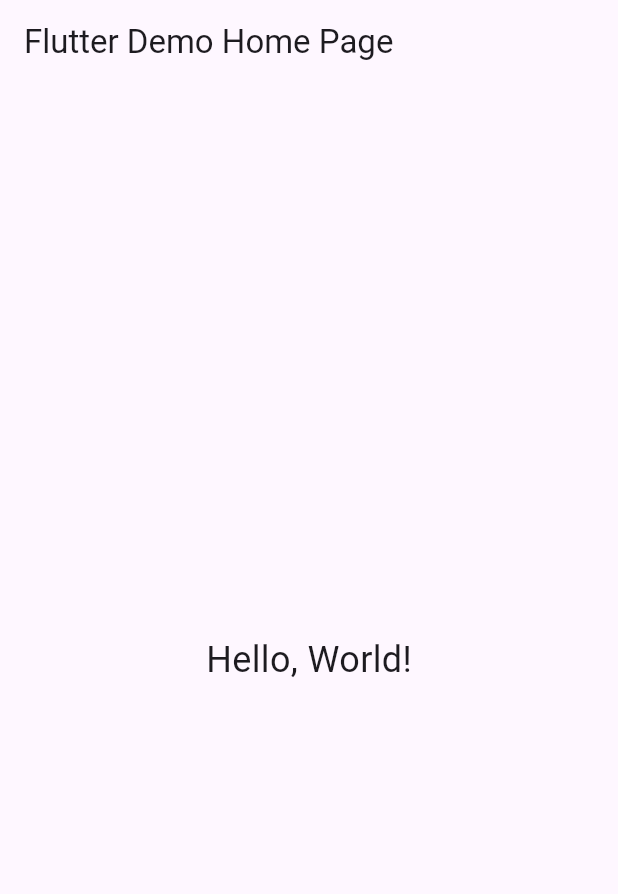
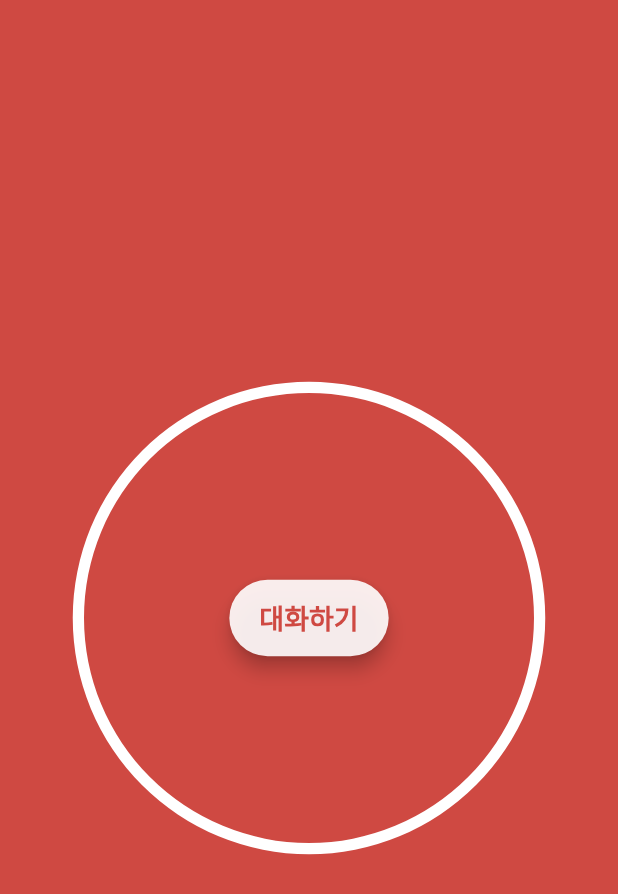
Before and after one commit to choiwangchun/her, a Flutter app: the screen it shows after launch, on a phone screen of 412 x 824 dp. Shown: the top 894 px of the screen. Run offline on Flutter 3.47's test engine with Material 3 defaults, Android fonts, the light colour scheme and no system bars.

Commit message:
her_v1
v1

```diff
--- /dev/null
+++ b/lib/animation_screen.dart
@@ -0,0 +1,154 @@
+import 'package:flutter/material.dart';
+import 'particle_animation_painter.dart';
+import 'chat_screen.dart';
+
+class AnimationScreen extends StatefulWidget {
+  const AnimationScreen({Key? key}) : super(key: key);
+
+  @override
+  _AnimationScreenState createState() => _AnimationScreenState();
+}
+
+class _AnimationScreenState extends State<AnimationScreen> with TickerProviderStateMixin {
+  late AnimationController _particleAnimationController;
+  late Animation<double> _particleAnimation;
+  late AnimationController _buttonAnimationController;
+  late Animation<double> _buttonAnimation;
+  late AnimationController _shrinkAnimationController;
+  late AnimationController _expandAnimationController;
+  late Animation<double> _expandAnimation;
+  bool _particleAnimationFinished = false;
+  bool _isShrinking = false;
+  bool _isExpanding = false;
+
+  @override
+  void initState() {
+    super.initState();
+
+    _particleAnimationController = AnimationController(
+      duration: const Duration(seconds: 5),
+      vsync: this,
+    );
+
+    _particleAnimation = CurvedAnimation(
+      parent: _particleAnimationController,
+      curve: Curves.easeInOut,
+    );
+
+    _particleAnimationController.addStatusListener((status) {
+      if (status == AnimationStatus.completed) {
+        setState(() {
+          _particleAnimationFinished = true;
+        });
+        _buttonAnimationController.forward();
+      }
+    });
+
+    _buttonAnimationController = AnimationController(
+      duration: const Duration(milliseconds: 500),
+      vsync: this,
+    );
+
+    _buttonAnimation = CurvedAnimation(
+      parent: _buttonAnimationController,
+      curve: Curves.easeInOut,
+    );
+
+    _shrinkAnimationController = AnimationController(
+      duration: const Duration(milliseconds: 1000),
+      vsync: this,
+    );
+
+    _expandAnimationController = AnimationController(
+      duration: const Duration(milliseconds: 800),
+      vsync: this,
+    );
+
+    _expandAnimation = CurvedAnimation(
+      parent: _expandAnimationController,
+      curve: Curves.easeInExpo,
+    );
+
+    _particleAnimationController.forward();
+  }
+
+  @override
+  void dispose() {
+    _particleAnimationController.dispose();
+    _buttonAnimationController.dispose();
+    _shrinkAnimationController.dispose();
+    _expandAnimationController.dispose();
+    super.dispose();
+  }
+
+  void _startTransition() {
+    setState(() {
+      _isShrinking = true;
+    });
+    _shrinkAnimationController.forward().then((_) {
+      setState(() {
+        _isShrinking = false;
+        _isExpanding = true;
+      });
+      _expandAnimationController.forward().then((_) {
+        Navigator.of(context).pushReplacement(
+          PageRouteBuilder(
+            pageBuilder: (context, animation, secondaryAnimation) => ChatScreen(),
+            transitionsBuilder: (context, animation, secondaryAnimation, child) {
+              return FadeTransition(opacity: animation, child: child);
+            },
+          ),
+        );
+      });
+    });
+  }
+
+  @override
+  Widget build(BuildContext context) {
+    return Scaffold(
+      backgroundColor: const Color(0xFFCF4942),
+      body: Center(
+        child: Stack(
+          alignment: Alignment.center,
+          children: [
+            AnimatedBuilder(
+              animation: _isShrinking ? _shrinkAnimationController : (_isExpanding ? _expandAnimation : _particleAnimation),
+              builder: (context, child) {
+                return CustomPaint(
+                  size: const Size(300, 300),
+                  painter: ParticleAnimationPainter(
+                    animationValue: _isShrinking
+                        ? 1 - _shrinkAnimationController.value
+                        : (_isExpanding
+                        ? _expandAnimation.value  // 여기를 수정
+                        : (_particleAnimationFinished ? 1.0 : _particleAnimation.value)),
+                    isTransitioning: _isShrinking || _isExpanding,
+                    isExpanding: _isExpanding,
+                  ),
+                );
+              },
+            ),
+            if (_particleAnimationFinished && !_isShrinking && !_isExpanding)
+              FadeTransition(
+                opacity: _buttonAnimation,
+                child: ElevatedButton(
+                  onPressed: _startTransition,
+                  child: const Text('대화하기'),
+                  style: ElevatedButton.styleFrom(
+                    backgroundColor: Colors.white.withOpacity(0.9),
+                    foregroundColor: const Color(0xFFCF4942),
+                    padding: const EdgeInsets.symmetric(horizontal: 20, vertical: 12),
+                    textStyle: const TextStyle(fontSize: 18, fontWeight: FontWeight.bold),
+                    shape: RoundedRectangleBorder(
+                      borderRadius: BorderRadius.circular(30),
+                    ),
+                    elevation: 5,
+                  ),
+                ),
+              ),
+          ],
+        ),
+      ),
+    );
+  }
+}
--- a/lib/main.dart
+++ b/lib/main.dart
@@ -1,35 +1,6 @@
 import 'package:flutter/material.dart';
+import 'my_app.dart';
 
 void main() {
-  runApp(MyApp());
+  runApp(const MyApp());
 }
-
-class MyApp extends StatelessWidget {
-  @override
-  Widget build(BuildContext context) {
-    return MaterialApp(
-      title: 'Flutter Demo',
-      theme: ThemeData(
-        primarySwatch: Colors.blue,
-      ),
-      home: MyHomePage(),
-    );
-  }
-}
-
-class MyHomePage extends StatelessWidget {
-  @override
-  Widget build(BuildContext context) {
-    return Scaffold(
-      appBar: AppBar(
-        title: Text('Flutter Demo Home Page'),
-      ),
-      body: Center(
-        child: Text(
-          'Hello, World!',
-          style: TextStyle(fontSize: 24),
-        ),
-      ),
-    );
-  }
-}
--- /dev/null
+++ b/lib/my_app.dart
@@ -0,0 +1,17 @@
+import 'package:flutter/material.dart';
+import 'animation_screen.dart';
+
+class MyApp extends StatelessWidget {
+  const MyApp({Key? key}) : super(key: key);
+
+  @override
+  Widget build(BuildContext context) {
+    return MaterialApp(
+      title: 'Complex Particle Animation',
+      theme: ThemeData(
+        primarySwatch: Colors.blue,
+      ),
+      home: const AnimationScreen(),
+    );
+  }
+}
--- /dev/null
+++ b/lib/particle_animation_painter.dart
@@ -0,0 +1,63 @@
+import 'package:flutter/material.dart';
+import 'dart:math' as math;
+
+class ParticleAnimationPainter extends CustomPainter {
+  final double animationValue;
+  final bool isTransitioning;
+  final bool isExpanding;
+
+  ParticleAnimationPainter({
+    required this.animationValue,
+    this.isTransitioning = false,
+    this.isExpanding = false,
+  });
+
+  @override
+  void paint(Canvas canvas, Size size) {
+    final center = Offset(size.width / 2, size.height / 2);
+    final maxRadius = math.min(size.width, size.height) / 2;
+    final paint = Paint()
+      ..color = isExpanding ? Color(0xFFDCC2A7) : Colors.white
+      ..style = PaintingStyle.fill;
+
+    if (isTransitioning) {
+      if (isExpanding) {
+        // 점이 원으로 확장되는 애니메이션
+        final expandedMaxRadius = maxRadius * 3.3; // 이 값을 조정하여 원의 최대 크기를 늘립니다
+        final currentRadius = expandedMaxRadius * animationValue;
+        canvas.drawCircle(center, currentRadius, paint);
+      } else {
+        // 원이 점으로 줄어드는 애니메이션
+        final currentRadius = maxRadius * animationValue;
+        canvas.drawCircle(center, currentRadius, paint..style = PaintingStyle.stroke..strokeWidth = 2.0);
+      }
+    } else if (animationValue == 1.0) {
+      // 완성된 원 그리기
+      final outerPath = Path()..addOval(Rect.fromCircle(center: center, radius: maxRadius * 1.05));
+      final innerPath = Path()..addOval(Rect.fromCircle(center: center, radius: maxRadius * 1));
+      final holePath = Path.combine(PathOperation.difference, outerPath, innerPath);
+      canvas.drawPath(holePath, paint..style = PaintingStyle.fill);
+    } else {
+      // 파티클 애니메이션
+      const particleCount = 200;
+      final random = math.Random();
+
+      for (int i = 0; i < particleCount; i++) {
+        final angle = random.nextDouble() * 2 * math.pi;
+        final radius = maxRadius * animationValue;
+        final x = center.dx + radius * math.cos(angle);
+        final y = center.dy + radius * math.sin(angle);
+
+        final particleSize = 2.0;
+        canvas.drawCircle(Offset(x, y), particleSize, paint);
+      }
+    }
+  }
+
+  @override
+  bool shouldRepaint(covariant ParticleAnimationPainter oldDelegate) {
+    return oldDelegate.animationValue != animationValue ||
+        oldDelegate.isTransitioning != isTransitioning ||
+        oldDelegate.isExpanding != isExpanding;
+  }
+}
--- a/pubspec.yaml
+++ b/pubspec.yaml
@@ -30,6 +30,10 @@ environment:
 dependencies:
   flutter:
     sdk: flutter
+  flutter_dotenv: ^5.1.0
+  http: ^1.2.1
+  langchain: ^0.4.2
+  langchain_openai: ^0.4.1
 
 
   # The following adds the Cupertino Icons font to your application.
```
Also changed, not shown: lib/chat_screen.dart (added, +131 -0 lines), lib/settings_screen.dart (added, +25 -0 lines), lib/openai_service.dart (added), pubspec.lock.
